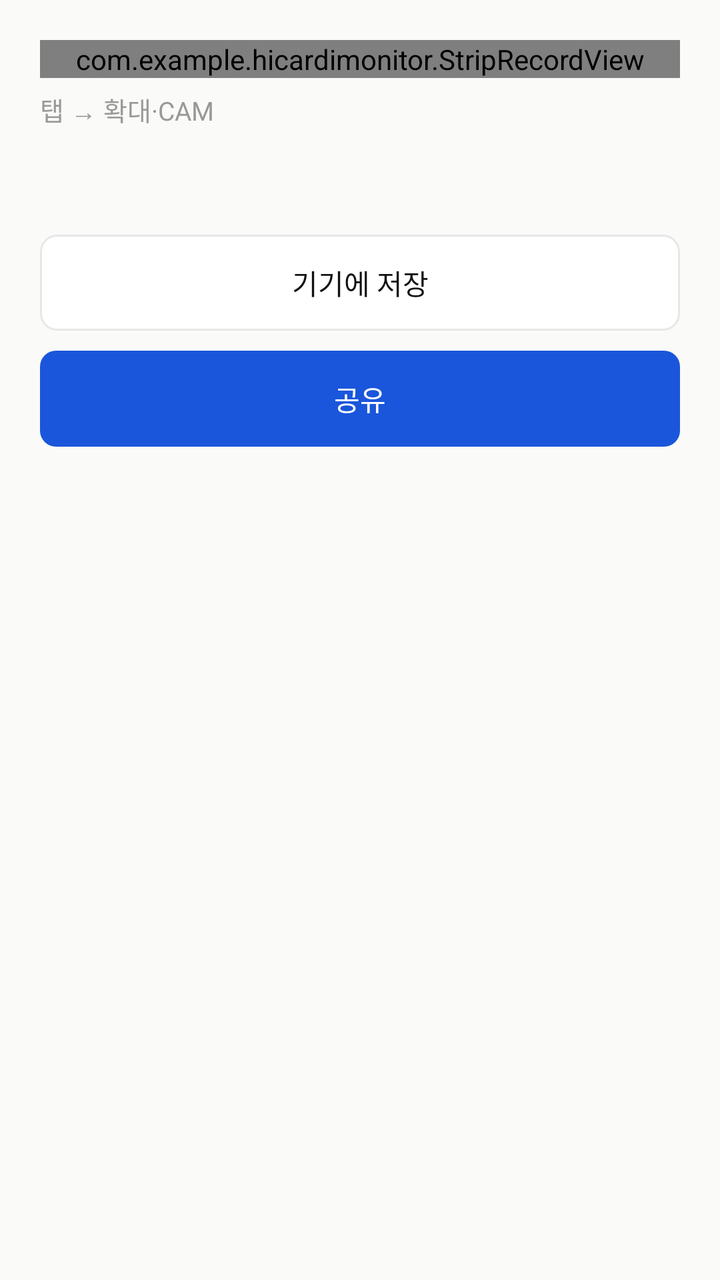
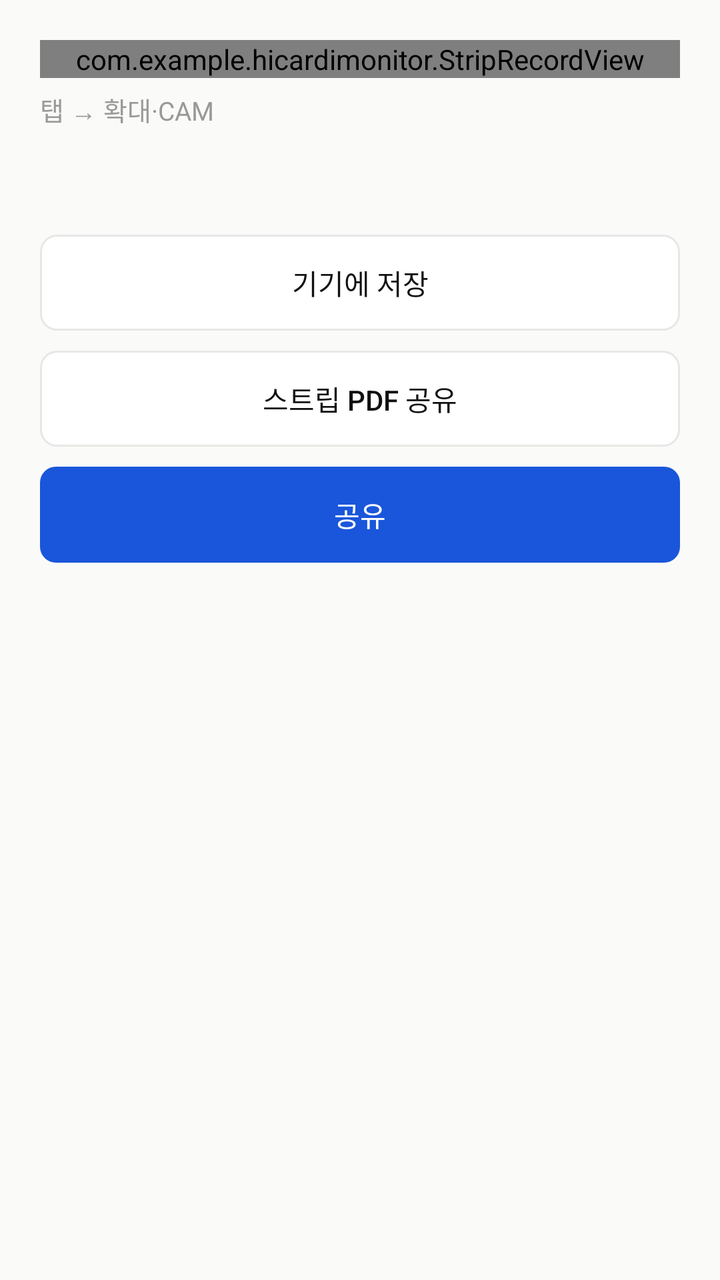

Compare the two renders of this Android layout. The source of the first and the diff that turns it into the second are given below.
<!-- AndroidManifest.xml: application theme Theme.HiCardiMonitor -->
<!-- res/layout/activity_record_detail.xml -->
<?xml version="1.0" encoding="utf-8"?>
<ScrollView xmlns:android="http://schemas.android.com/apk/res/android"
    android:id="@+id/detailRoot"
    android:layout_width="match_parent"
    android:layout_height="match_parent"
    android:background="@color/bg_primary"
    android:clipToPadding="false">

    <LinearLayout
        android:layout_width="match_parent"
        android:layout_height="wrap_content"
        android:orientation="vertical"
        android:padding="@dimen/pad_screen">

        <com.example.hicardimonitor.StripRecordView
            android:id="@+id/detailStripView"
            android:layout_width="match_parent"
            android:layout_height="wrap_content" />

        
        <TextView
            style="@style/HiCardiCaption"
            android:layout_width="match_parent"
            android:layout_height="wrap_content"
            android:layout_marginTop="6dp"
            android:text="@string/strip_tap_hint"
            android:textColor="@color/text_tertiary" />

        
        <LinearLayout
            android:id="@+id/personalizationSection"
            android:layout_width="match_parent"
            android:layout_height="wrap_content"
            android:orientation="vertical"
            android:visibility="gone">

            <TextView
                style="@style/HiCardiOverline"
                android:layout_width="match_parent"
                android:layout_height="wrap_content"
                android:layout_marginTop="@dimen/gap_section"
                android:text="@string/personalization_metrics_label" />

            <com.example.hicardimonitor.ui.widget.PersonalizationMetricsView
                android:id="@+id/metricsView"
                android:layout_width="match_parent"
                android:layout_height="wrap_content"
                android:layout_marginTop="8dp" />

            <TextView
                style="@style/HiCardiOverline"
                android:layout_width="match_parent"
                android:layout_height="wrap_content"
                android:layout_marginTop="@dimen/gap_section"
                android:text="@string/personalization_embedding_label" />

            <com.example.hicardimonitor.ui.widget.EmbeddingView
                android:id="@+id/embeddingView"
                android:layout_width="match_parent"
                android:layout_height="44dp"
                android:layout_marginTop="8dp" />

            <LinearLayout
                android:layout_width="match_parent"
                android:layout_height="wrap_content"
                android:layout_marginTop="12dp"
                android:baselineAligned="false"
                android:gravity="end">

                <Button
                    android:id="@+id/embeddingCamButton"
                    style="@style/HiCardiButtonGhost"
                    android:layout_width="wrap_content"
                    android:layout_height="40dp"
                    android:minWidth="88dp"
                    android:text="@string/cam_show" />
            </LinearLayout>

            <com.example.hicardimonitor.ui.widget.SaliencyWaveView
                android:id="@+id/embeddingWave"
                android:layout_width="match_parent"
                android:layout_height="160dp"
                android:layout_marginTop="8dp" />
        </LinearLayout>

        <TextView
            android:id="@+id/detailDiagnosisText"
            style="@style/HiCardiBody"
            android:layout_width="match_parent"
            android:layout_height="wrap_content"
            android:layout_marginTop="@dimen/gap_item" />

        <Button
            android:id="@+id/saveMatButton"
            style="@style/HiCardiButtonGhost"
            android:layout_width="match_parent"
            android:layout_height="@dimen/btn_height"
            android:layout_marginTop="@dimen/gap_section"
            android:text="@string/save_mat" />

        <Button
            android:id="@+id/shareMatButton"
            style="@style/HiCardiButton"
            android:layout_width="match_parent"
            android:layout_height="@dimen/btn_height"
            android:layout_marginTop="@dimen/gap_item"
            android:text="@string/share_mat" />

    </LinearLayout>
</ScrollView>
<!-- resources referenced by this layout -->
<resources>
  <color name="bg_primary">#FAFAF8</color>
  <color name="text_tertiary">#999999</color>
  <dimen name="btn_height">48dp</dimen>
  <dimen name="gap_item">10dp</dimen>
  <dimen name="gap_section">24dp</dimen>
  <dimen name="pad_screen">20dp</dimen>
  <string name="cam_show">CAM</string>
  <string name="personalization_embedding_label">임베딩</string>
  <string name="personalization_metrics_label">지표</string>
  <string name="save_mat">기기에 저장</string>
  <string name="share_mat">공유</string>
  <string name="strip_tap_hint">탭 → 확대·CAM</string>
  <style name="HiCardiBody">
          <item name="android:textColor">@color/text_primary</item>
          <item name="android:textSize">@dimen/text_body</item>
          <item name="android:fontFamily">sans-serif</item>
          <item name="android:lineSpacingExtra">3dp</item>
      </style>
  <style name="HiCardiButton" parent="Widget.AppCompat.Button">
          <item name="android:background">@drawable/btn_blue</item>
          <item name="backgroundTint">@null</item>
          <item name="android:textAllCaps">false</item>
          <item name="android:textColor">@color/white</item>
          <item name="android:textSize">@dimen/text_button</item>
          <item name="android:fontFamily">sans-serif-medium</item>
          <item name="android:stateListAnimator">@null</item>
          <item name="android:minHeight">@dimen/btn_height</item>
          <item name="android:paddingStart">16dp</item>
          <item name="android:paddingEnd">16dp</item>
      </style>
  <style name="HiCardiButtonGhost" parent="Widget.AppCompat.Button">
          <item name="android:background">@drawable/btn_ghost</item>
          <item name="backgroundTint">@null</item>
          <item name="android:textAllCaps">false</item>
          <item name="android:textColor">@color/text_primary</item>
          <item name="android:textSize">@dimen/text_button</item>
          <item name="android:fontFamily">sans-serif-medium</item>
          <item name="android:stateListAnimator">@null</item>
          <item name="android:minHeight">@dimen/btn_height</item>
          <item name="android:paddingStart">16dp</item>
          <item name="android:paddingEnd">16dp</item>
      </style>
  <style name="HiCardiCaption">
          <item name="android:textColor">@color/text_secondary</item>
          <item name="android:textSize">@dimen/text_caption</item>
          <item name="android:fontFamily">sans-serif</item>
          <item name="android:lineSpacingExtra">2dp</item>
      </style>
  <style name="HiCardiOverline">
          <item name="android:textColor">@color/text_tertiary</item>
          <item name="android:textSize">@dimen/text_overline</item>
          <item name="android:fontFamily">sans-serif-medium</item>
          <item name="android:letterSpacing">0.08</item>
      </style>
  <style name="Theme.HiCardiMonitor" parent="Base.Theme.HiCardiMonitor" />
  <color name="text_primary">#111111</color>
  <dimen name="text_body">14sp</dimen>
  <color name="white">#FFFFFFFF</color>
  <dimen name="text_button">14sp</dimen>
  <color name="text_secondary">#666666</color>
  <dimen name="text_caption">13sp</dimen>
  <dimen name="text_overline">12sp</dimen>
  <color name="btn_blue_pressed">#1747B8</color>
  <color name="btn_blue_disabled">#C7D3F2</color>
  <color name="btn_blue">#1A56DB</color>
  <color name="border_primary">#E7E7E7</color>
  <color name="bg_surface">#FFFFFF</color>
  <color name="color_primary">#1A56DB</color>
  <color name="color_on_primary">#FFFFFF</color>
  <color name="color_surface">#FFFFFF</color>
  <color name="color_on_surface">#111111</color>
  <color name="color_background">#FAFAF8</color>
  <!-- unchanged entries left out for length: 3 -->
</resources>

<!-- the commit's change to res/layout/activity_record_detail.xml (unified diff, before → after) -->
@@ -99,6 +99,14 @@
             android:text="@string/save_mat" />
 
         <Button
+            android:id="@+id/sharePdfButton"
+            style="@style/HiCardiButtonGhost"
+            android:layout_width="match_parent"
+            android:layout_height="@dimen/btn_height"
+            android:layout_marginTop="@dimen/gap_item"
+            android:text="@string/share_pdf" />
+
+        <Button
             android:id="@+id/shareMatButton"
             style="@style/HiCardiButton"
             android:layout_width="match_parent"
<!-- resource entries referenced after the edit -->
@@ -11,6 +11,7 @@
   <string name="personalization_metrics_label">지표</string>
   <string name="save_mat">기기에 저장</string>
   <string name="share_mat">공유</string>
+  <string name="share_pdf">스트립 PDF 공유</string>
   <string name="strip_tap_hint">탭 → 확대·CAM</string>
   <style name="HiCardiBody">
           <item name="android:textColor">@color/text_primary</item>
